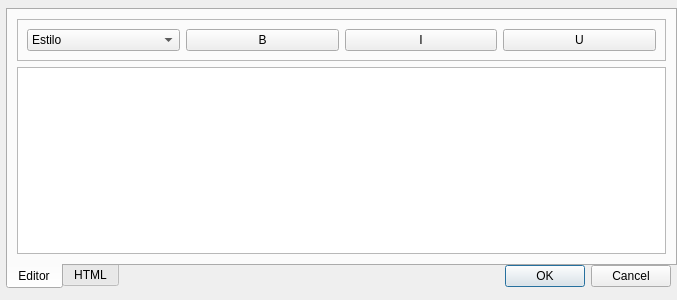
Old version of the form dialogdocumenteditor.ui in the repository marcelbonnet/QStage.
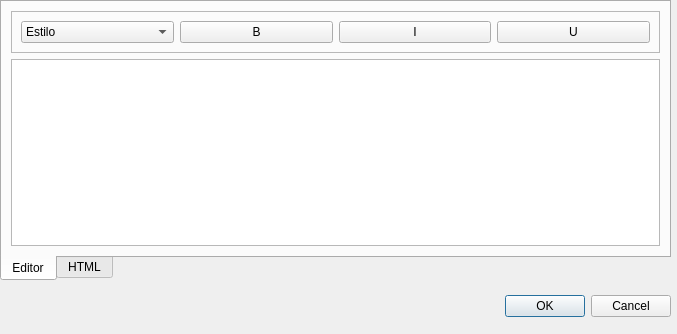
New version of the form.

```diff
--- a/dialogdocumenteditor.ui
+++ b/dialogdocumenteditor.ui
@@ -7,7 +7,7 @@
     <x>0</x>
     <y>0</y>
     <width>677</width>
-    <height>300</height>
+    <height>334</height>
    </rect>
   </property>
   <property name="windowTitle">
@@ -17,7 +17,7 @@
    <property name="geometry">
     <rect>
      <x>330</x>
-     <y>260</y>
+     <y>290</y>
      <width>341</width>
      <height>32</height>
     </rect>
@@ -32,8 +32,8 @@
   <widget class="QTabWidget" name="tabWidget">
    <property name="geometry">
     <rect>
-     <x>6</x>
-     <y>8</y>
+     <x>0</x>
+     <y>0</y>
      <width>671</width>
      <height>281</height>
     </rect>
```
Left out of the diff: 11 changed lines with no effect on the pictures.
